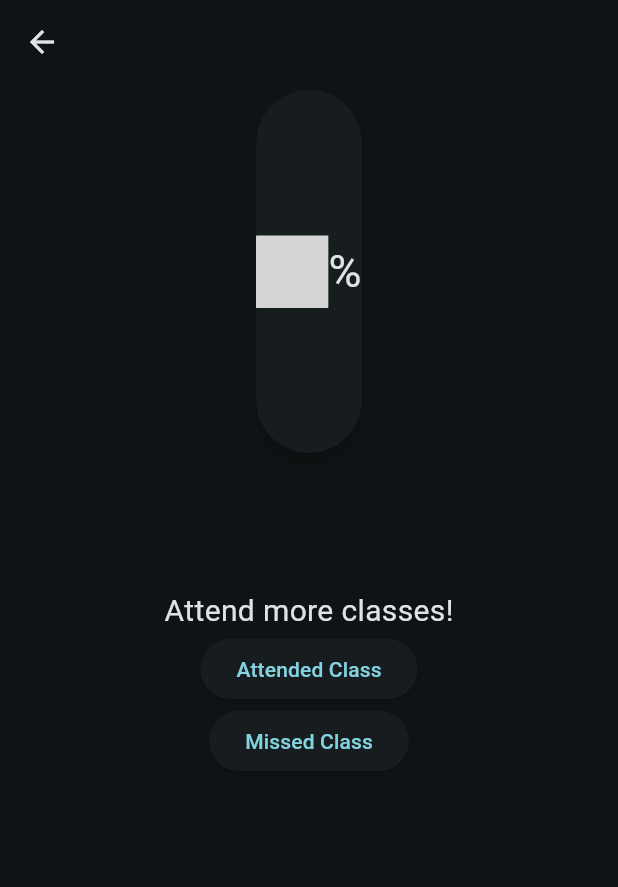
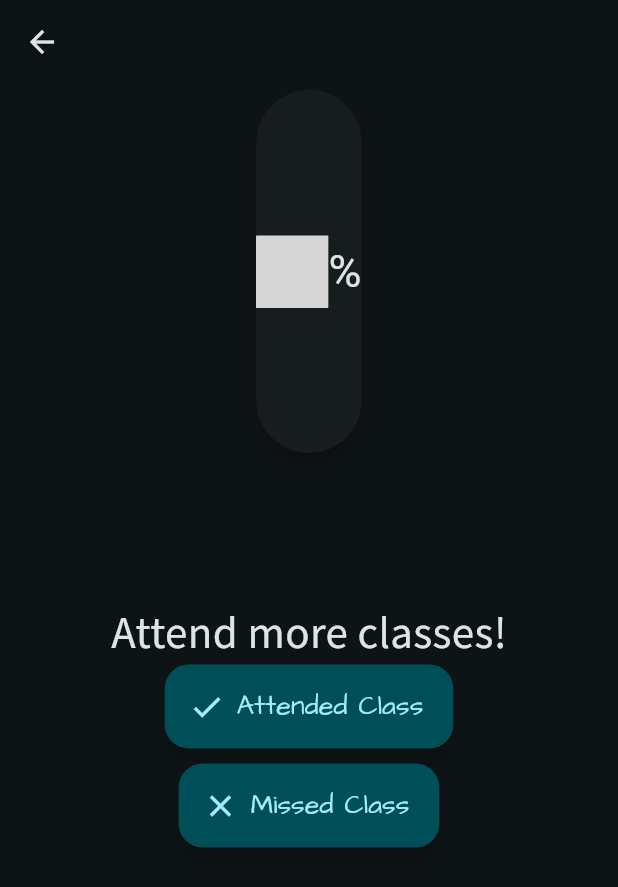
Before and after one commit to LemonDrop847/classcheckup, a Flutter app: the SubjectPage screen opened directly with empty values, on a phone screen of 412 x 824 dp. Shown: the top 887 px of the screen. Run offline on Flutter 3.47's test engine with Material 2 defaults, Android fonts, the phone set to English and light mode, and no system bars; our stand-ins replace cloud_firestore, curved_labeled_navigation_bar, firebase_auth, firebase_core, firebase_storage, google_sign_in and 1 more; missing offline and left inert: gauge_indicator; accounts and stored records are empty; grey boxes are pictures that could not be loaded.

Commit message:
Formatting

```diff
--- a/lib/pages/subject.dart
+++ b/lib/pages/subject.dart
@@ -202,25 +202,41 @@ class _SubjectPageState extends State<SubjectPage>
             Text(
               widget.sub,
               style: const TextStyle(
-                fontSize: 40,
+                fontSize: 45,
+                fontFamily: 'Itim',
+                decoration: TextDecoration.underline,
               ),
             ),
             Text(
               checkLow() ? 'You are good!' : 'Attend more classes!',
               style: const TextStyle(
-                fontSize: 20,
+                fontFamily: 'SourceSans',
+                fontSize: 30,
               ),
             ),
-            ElevatedButton(
+            FloatingActionButton.extended(
               onPressed: increase,
-              child: Text(
+              icon: const Icon(Icons.check),
+              label: const Text(
                 "Attended Class",
+                style: TextStyle(
+                  fontFamily: 'Architect',
+                  fontSize: 18,
+                ),
               ),
             ),
-            ElevatedButton(
+            const SizedBox(
+              height: 10,
+            ),
+            FloatingActionButton.extended(
               onPressed: decrease,
-              child: Text(
+              icon: const Icon(Icons.close),
+              label: const Text(
                 "Missed Class",
+                style: TextStyle(
+                  fontFamily: 'Architect',
+                  fontSize: 18,
+                ),
               ),
             ),
           ],
--- a/pubspec.yaml
+++ b/pubspec.yaml
@@ -94,6 +94,9 @@ flutter:
     - family: Raleway
       fonts:
         - asset: assets/fonts/Raleway-Regular.ttf
+    - family: SourceSans
+      fonts:
+        - asset: assets/fonts/SourceSansPro-Regular.ttf
   #       - asset: fonts/Schyler-Italic.ttf
   #         style: italic
   #   - family: Trajan Pro
```
